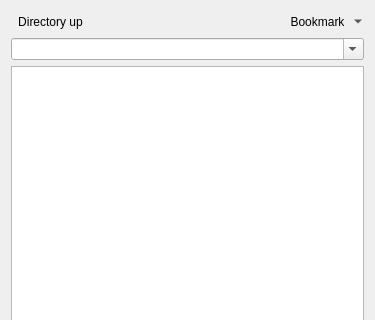
Above: src/ui/filebrowser.ui from sjuvonen/coquillo before the change; both pictures show x 0 to 375 and y 0 to 320 of the 375 by 499 pixel window. Below: the same form after it.
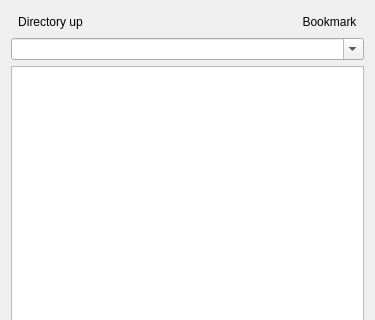
That is the form after the change. Icons and pictures are not drawn.

Diff of the .ui file:
```diff
--- a/src/ui/filebrowser.ui
+++ b/src/ui/filebrowser.ui
@@ -47,24 +47,24 @@
        <property name="toolTip">
         <string>Bookmark this directory</string>
        </property>
+       <property name="styleSheet">
+        <string notr="true">QToolButton::menu-indicator { image: none; }</string>
+       </property>
        <property name="text">
         <string>Bookmark</string>
        </property>
        <property name="checkable">
-        <bool>true</bool>
+        <bool>false</bool>
        </property>
        <property name="popupMode">
-        <enum>QToolButton::ToolButtonPopupMode::MenuButtonPopup</enum>
+        <enum>QToolButton::ToolButtonPopupMode::InstantPopup</enum>
        </property>
        <property name="toolButtonStyle">
-        <enum>Qt::ToolButtonStyle::ToolButtonTextBesideIcon</enum>
+        <enum>Qt::ToolButtonStyle::ToolButtonIconOnly</enum>
        </property>
        <property name="autoRaise">
         <bool>true</bool>
        </property>
-       <property name="arrowType">
-        <enum>Qt::ArrowType::NoArrow</enum>
-       </property>
       </widget>
      </item>
     </layout>
```
Left out of the diff: 10 changed lines with no effect on the pictures.
